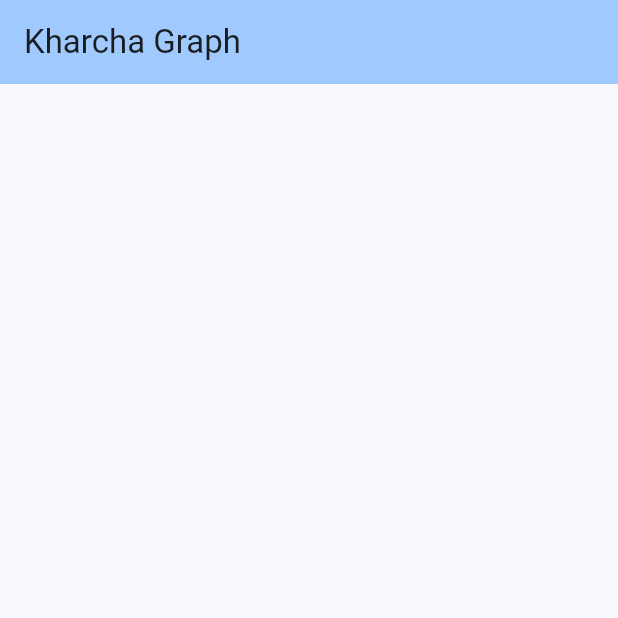
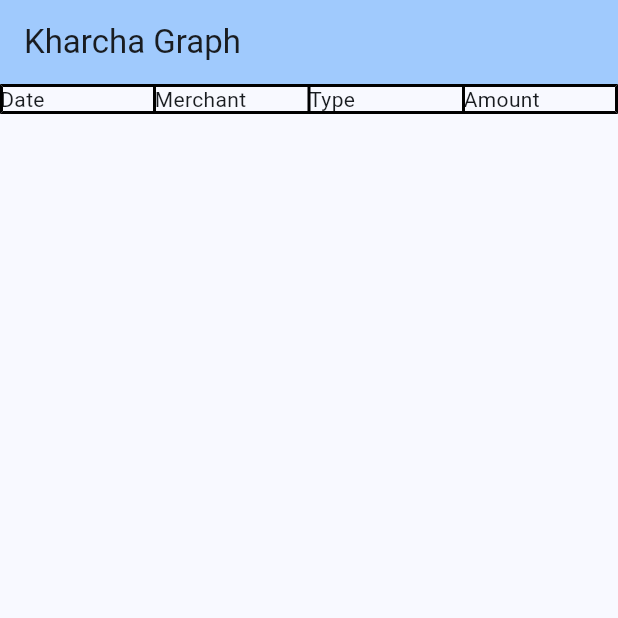
Before and after one commit to Shashwat-Garg/kharcha-graph, a Flutter app: the screen it shows after launch, on a phone screen of 412 x 824 dp, the top half of it. Run offline on Flutter 3.47's test engine with Material 3 defaults, Android fonts, the light colour scheme and no system bars; our stand-ins replace file_picker, permission_handler; missing offline and left inert: syncfusion_flutter_pdf.

Commit message:
showing table instead of a list of text

```diff
--- a/lib/main.dart
+++ b/lib/main.dart
@@ -47,12 +47,12 @@ class KharchaGraphHomePage extends StatefulWidget {
 }
 
 class _KharchaGraphHomePageState extends State<KharchaGraphHomePage> {
-  String _text = '';
+  List<TransactionInfo> _transactionsList = [];
 
-  // Updates the text that is shown on the app
-  void _updateText(String newText) {
+  // Updates the transations list that is shown on the app
+  void _updateTransactionsList(List<TransactionInfo> transactionsList) {
     setState(() {
-      _text += newText;
+      _transactionsList = transactionsList;
     });
   }
 
@@ -80,8 +80,7 @@ class _KharchaGraphHomePageState extends State<KharchaGraphHomePage> {
     if (pickedFile != null && pickedFile.files.single.path != null) {
       final pdfBytes = await File(pickedFile.files.single.path!).readAsBytes();
       List<TransactionInfo> transactionsList = await readTransactionPdf(pdfBytes);
-      final allLines = transactionsList.map((transaction) => '${transaction.date} | ${transaction.merchant} | ${transaction.type} | ${transaction.amount}');
-      _updateText(allLines.join('\n'));
+      _updateTransactionsList(transactionsList);
     }
   }
 
@@ -103,9 +102,26 @@ class _KharchaGraphHomePageState extends State<KharchaGraphHomePage> {
           Expanded(
             child: SingleChildScrollView(
               scrollDirection: Axis.vertical,
-              child: Text(
-                _text,
-                style: Theme.of(context).textTheme.headlineMedium,
+              child: Table(
+                border: TableBorder.all(color: Colors.black, style: BorderStyle.solid, width: 2),
+                children: [
+                  const TableRow(
+                    children: [
+                      Text(r'Date'),
+                      Text(r'Merchant'),
+                      Text(r'Type'),
+                      Text(r'Amount'),
+                    ],
+                  ),
+                  for (TransactionInfo transactionInfo in _transactionsList) TableRow(
+                    children: [
+                      Text(transactionInfo.date),
+                      Text(transactionInfo.merchant),
+                      Text(transactionInfo.type.name),
+                      Text(transactionInfo.amount.toString()),
+                    ],
+                  ),
+                ],
               ),
             ),
           ),
```
